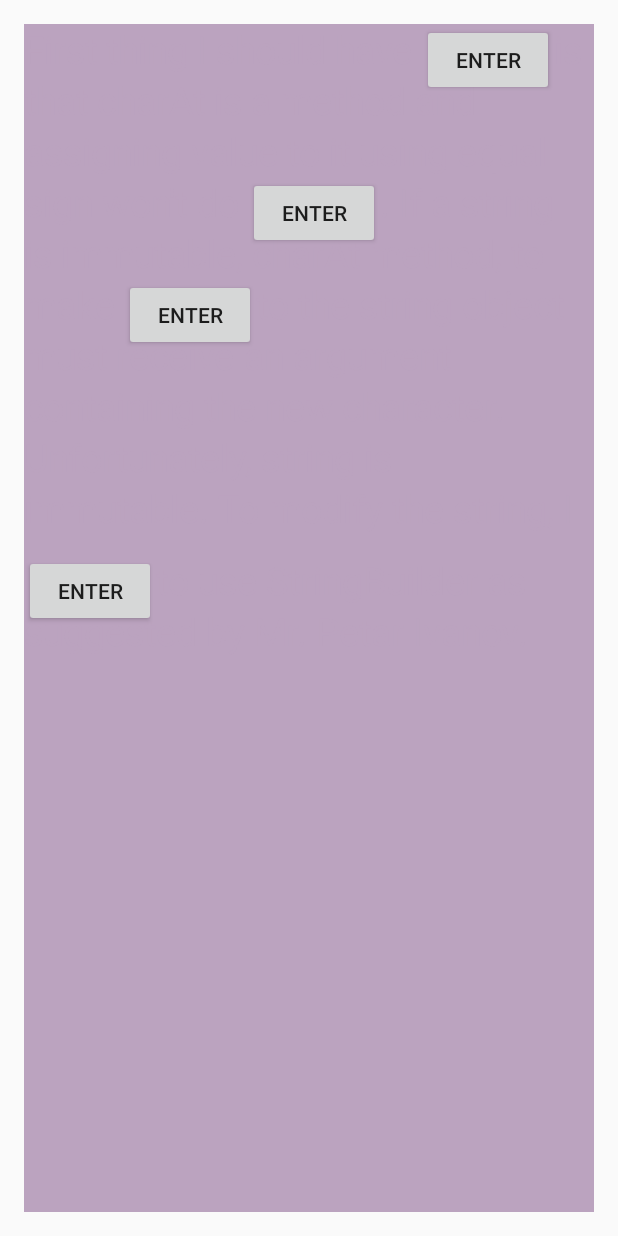
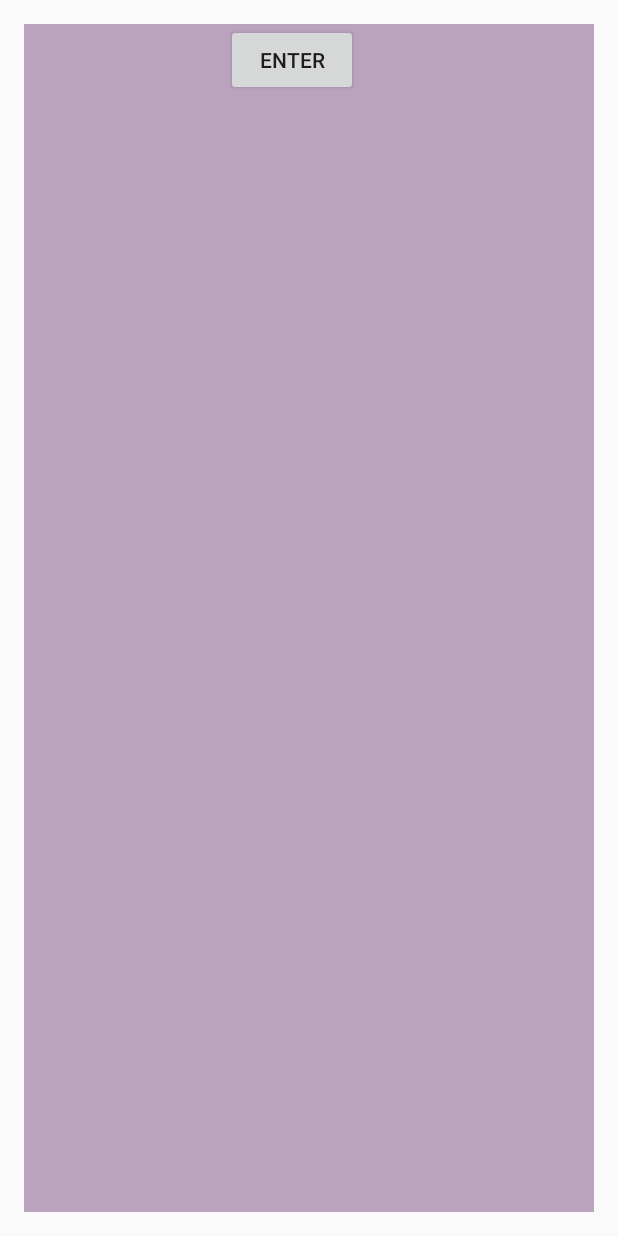
Before and after one commit to Fruzelee/FillGapTest, an Android app: the screen it shows after launch (MainActivity), on a phone screen of 412 x 824 dp. Run offline under Robolectric (Android 15) with nearby library versions, the phone set to English and light mode, and no system bars.

Commit message:
v1.4 Gap fill done!

```diff
--- a/app/src/main/java/com/annanovas/fillgaptest/MainActivity.java
+++ b/app/src/main/java/com/annanovas/fillgaptest/MainActivity.java
@@ -1,6 +1,7 @@
 package com.annanovas.fillgaptest;
 
 import android.app.Activity;
+import android.content.Context;
 import android.graphics.Color;
 import android.graphics.Paint;
 import android.graphics.Rect;
@@ -8,20 +9,27 @@ import android.os.Build;
 import android.os.Bundle;
 import android.util.DisplayMetrics;
 import android.util.Log;
+import android.view.View;
 import android.view.ViewTreeObserver;
 import android.widget.Button;
+import android.widget.EditText;
 import android.widget.LinearLayout;
 import android.widget.RelativeLayout;
+import android.widget.Scroller;
 import android.widget.TextView;
+import android.widget.Toast;
 
 import java.util.ArrayList;
+import java.util.List;
 import java.util.Random;
 
 public class MainActivity extends Activity {
 
-    String speech = "First thing I should have ### is that charAt is a method and assigning value to it using equal sign won't do ### . If a string is immutable, charAt method, to make ### to the string object must receive an argument containing the new character. Unfortunately, string is immutable. To modify the string, I ### to use StringBuilder as suggested by Mr. Petar Ivanov.";
+    String speech = "Bangladesh ### our motherland";
 
     String[] result;
+    EditText ed;
+    List<EditText> allEds = new ArrayList<EditText>();
     private TextView tvWord;
     private LinearLayout layoutRoot;
     private RelativeLayout childRelativeLayout;
@@ -82,6 +90,15 @@ public class MainActivity extends Activity {
                         x = x + tvWord.getMeasuredWidth();
                     } else {
                         buttonFillGap = new Button(MainActivity.this);
+                        ed = new EditText(MainActivity.this);
+                        ed.setVisibility(View.GONE);
+//                        ed.post(new Runnable() {
+//                            public void run() {
+//                                ed.requestFocusFromTouch();
+//                                InputMethodManager lManager = (InputMethodManager)getActivity().getSystemService(Context.INPUT_METHOD_SERVICE);
+//                                lManager.showSoftInput(ed, 0);
+//                            }
+//                        });
                         buttonFillGap.setText("Enter");
                         buttonFillGap.measure(0, 0);
                         buttonFillGap.getMeasuredWidth();
@@ -95,14 +112,38 @@ public class MainActivity extends Activity {
                             x = 0;
                         }
                         RelativeLayout.LayoutParams layoutParams = new RelativeLayout.LayoutParams(RelativeLayout.LayoutParams.WRAP_CONTENT, RelativeLayout.LayoutParams.WRAP_CONTENT);//(RelativeLayout.LayoutParams) tvWord.getLayoutParams();
+                        RelativeLayout.LayoutParams layoutParamsForEditText = new RelativeLayout.LayoutParams(RelativeLayout.LayoutParams.FILL_PARENT, RelativeLayout.LayoutParams.FILL_PARENT);//(RelativeLayout.LayoutParams) tvWord.getLayoutParams();
                         layoutParams.setMargins(x, y, 0, 0);
-//
+                        layoutParamsForEditText.setMargins(x, y, 0, 0);
                         buttonFillGap.setLayoutParams(layoutParams);
+                        ed.setLayoutParams(layoutParams);
+                        ed.setWidth(350);
+                        ed.setTextAlignment(View.TEXT_ALIGNMENT_CENTER);
+                        ed.setSingleLine(true);
+                        /*
+                              This will provide Scroll option for EditText,
+                              but it will not show the scroll bar on EditText
+                        */
+                        ed.setScroller(new Scroller(getApplicationContext()));
+                        ed.setVerticalScrollBarEnabled(false);
+
                         childRelativeLayout.addView(buttonFillGap);
+                        childRelativeLayout.addView(ed);
 
                         x = x + buttonFillGap.getMeasuredWidth();
+
+                        buttonFillGap.setOnClickListener(new View.OnClickListener() {
+                            @Override
+                            public void onClick(View v) {
+                                showToast("Hi, i'm a toast.");
+                                ed.setVisibility(View.VISIBLE);
+                                ed.setEnabled(true);
+                                buttonFillGap.setVisibility(View.GONE);
+                            }
+                        });
                     }
                 }
+
 
                 layoutRoot.addView(childRelativeLayout, params);
                 if (Build.VERSION.SDK_INT >= Build.VERSION_CODES.JELLY_BEAN) {
@@ -111,7 +152,16 @@ public class MainActivity extends Activity {
                     layoutRoot.getViewTreeObserver().removeGlobalOnLayoutListener(this);
                 }
             }
+
+            private Context getActivity() {
+                return null;
+            }
         });
+
+    }
+
+    private void showToast(String msg) {
+        Toast.makeText(getApplicationContext(), msg, Toast.LENGTH_SHORT).show();
     }
 
     public int getRandomColor() {
--- a/app/src/main/res/layout/activity_main.xml
+++ b/app/src/main/res/layout/activity_main.xml
@@ -10,5 +10,4 @@
     android:paddingTop="@dimen/activity_vertical_margin"
     tools:context="com.annanovas.fillgaptest.MainActivity">
 
-
 </LinearLayout>
```
